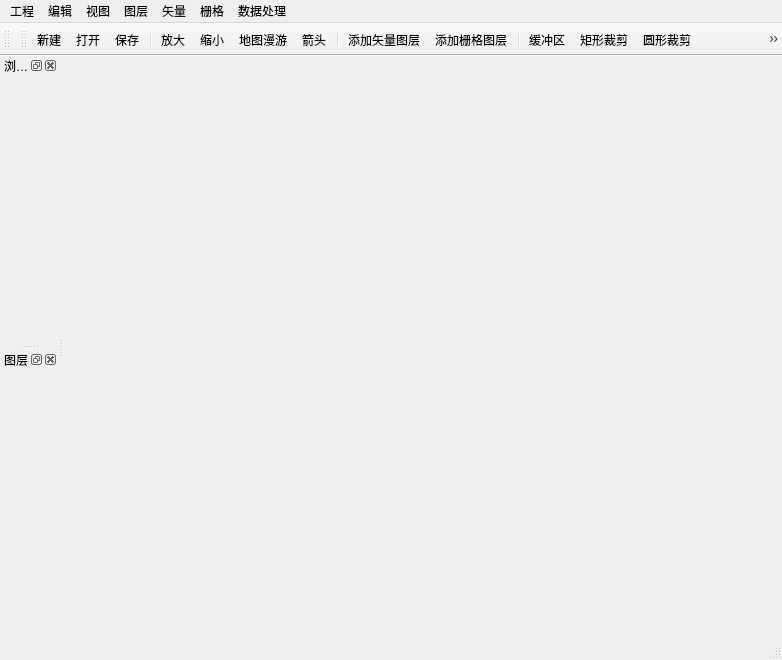
The window that CUGGIS.ui (Reee-wq/CUGGIS) describes before a commit, drawn with Qt 5.
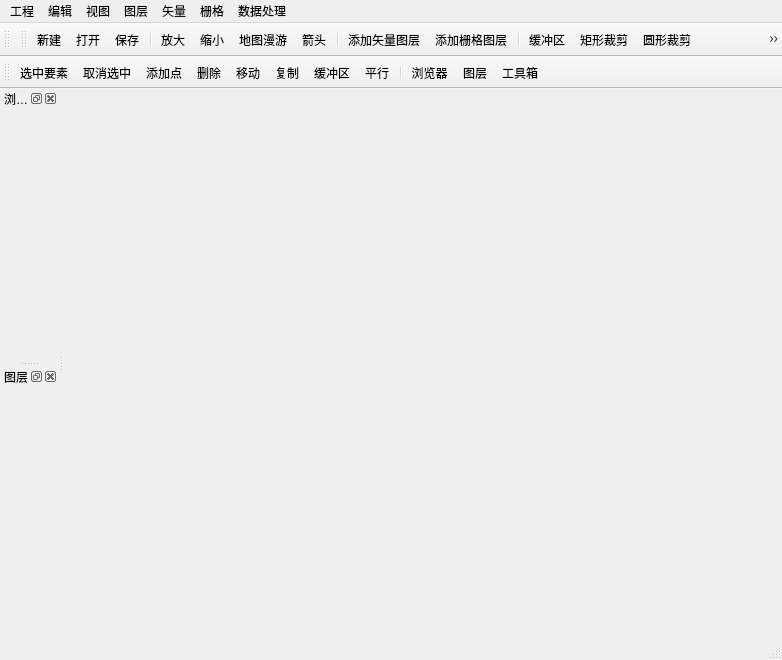
The same window after the commit. Icons and pictures are not drawn.

```diff
--- a/CUGGIS.ui
+++ b/CUGGIS.ui
@@ -194,6 +194,29 @@
    <addaction name="actionHelp"/>
    <addaction name="separator"/>
   </widget>
+  <widget class="QToolBar" name="toolBar_2">
+   <property name="windowTitle">
+    <string>toolBar_2</string>
+   </property>
+   <attribute name="toolBarArea">
+    <enum>TopToolBarArea</enum>
+   </attribute>
+   <attribute name="toolBarBreak">
+    <bool>true</bool>
+   </attribute>
+   <addaction name="actionChoose"/>
+   <addaction name="actionFinish"/>
+   <addaction name="actionAddPoint"/>
+   <addaction name="actionDelete"/>
+   <addaction name="actionMove"/>
+   <addaction name="actionCopy"/>
+   <addaction name="actionBuffer_2"/>
+   <addaction name="actionParallel"/>
+   <addaction name="separator"/>
+   <addaction name="actionFileBrowser"/>
+   <addaction name="actionLayer"/>
+   <addaction name="actionToolBoxs"/>
+  </widget>
   <action name="actionNewProject">
    <property name="icon">
     <iconset resource="CUGGIS.qrc">
@@ -460,6 +483,105 @@
     <string>帮助文档</string>
    </property>
   </action>
+  <action name="actionAddPoint">
+   <property name="icon">
+    <iconset resource="CUGGIS.qrc">
+     <normaloff>:/CUGGIS/Resources/添加点位.png</normaloff>:/CUGGIS/Resources/添加点位.png</iconset>
+   </property>
+   <property name="text">
+    <string>添加点</string>
+   </property>
+  </action>
+  <action name="actionDelete">
+   <property name="icon">
+    <iconset resource="CUGGIS.qrc">
+     <normaloff>:/CUGGIS/Resources/删除.png</normaloff>:/CUGGIS/Resources/删除.png</iconset>
+   </property>
+   <property name="text">
+    <string>删除</string>
+   </property>
+  </action>
+  <action name="actionMove">
+   <property name="icon">
+    <iconset resource="CUGGIS.qrc">
+     <normaloff>:/CUGGIS/Resources/移动.png</normaloff>:/CUGGIS/Resources/移动.png</iconset>
+   </property>
+   <property name="text">
+    <string>移动</string>
+   </property>
+  </action>
+  <action name="actionCopy">
+   <property name="icon">
+    <iconset resource="CUGGIS.qrc">
+     <normaloff>:/CUGGIS/Resources/复制.png</normaloff>:/CUGGIS/Resources/复制.png</iconset>
+   </property>
+   <property name="text">
+    <string>复制</string>
+   </property>
+  </action>
+  <action name="actionBuffer_2">
+   <property name="icon">
+    <iconset resource="CUGGIS.qrc">
+     <normaloff>:/CUGGIS/Resources/线缓冲区.png</normaloff>:/CUGGIS/Resources/线缓冲区.png</iconset>
+   </property>
+   <property name="text">
+    <string>缓冲区</string>
+   </property>
+  </action>
+  <action name="actionParallel">
+   <property name="icon">
+    <iconset resource="CUGGIS.qrc">
+     <normaloff>:/CUGGIS/Resources/平行度.png</normaloff>:/CUGGIS/Resources/平行度.png</iconset>
+   </property>
+   <property name="text">
+    <string>平行</string>
+   </property>
+  </action>
+  <action name="actionFileBrowser">
+   <property name="icon">
+    <iconset resource="CUGGIS.qrc">
+     <normaloff>:/CUGGIS/Resources/浏览.png</normaloff>:/CUGGIS/Resources/浏览.png</iconset>
+   </property>
+   <property name="text">
+    <string>浏览器</string>
+   </property>
+  </action>
+  <action name="actionLayer">
+   <property name="icon">
+    <iconset resource="CUGGIS.qrc">
+     <normaloff>:/CUGGIS/Resources/图层.png</normaloff>:/CUGGIS/Resources/图层.png</iconset>
+   </property>
+   <property name="text">
+    <string>图层</string>
+   </property>
+  </action>
+  <action name="actionToolBoxs">
+   <property name="icon">
+    <iconset resource="CUGGIS.qrc">
+     <normaloff>:/CUGGIS/Resources/ToolBox.png</normaloff>:/CUGGIS/Resources/ToolBox.png</iconset>
+   </property>
+   <property name="text">
+    <string>工具箱</string>
+   </property>
+  </action>
+  <action name="actionUndo">
+   <property name="icon">
+    <iconset resource="CUGGIS.qrc">
+     <normaloff>:/CUGGIS/Resources/撤销.png</normaloff>:/CUGGIS/Resources/撤销.png</iconset>
+   </property>
+   <property name="text">
+    <string>Undo</string>
+   </property>
+  </action>
+  <action name="actionRedo">
+   <property name="icon">
+    <iconset resource="CUGGIS.qrc">
+     <normaloff>:/CUGGIS/Resources/重做.png</normaloff>:/CUGGIS/Resources/重做.png</iconset>
+   </property>
+   <property name="text">
+    <string>Redo</string>
+   </property>
+  </action>
  </widget>
  <layoutdefault spacing="6" margin="11"/>
  <resources>
```
Left out of the diff: 11 changed lines with no effect on the pictures.
